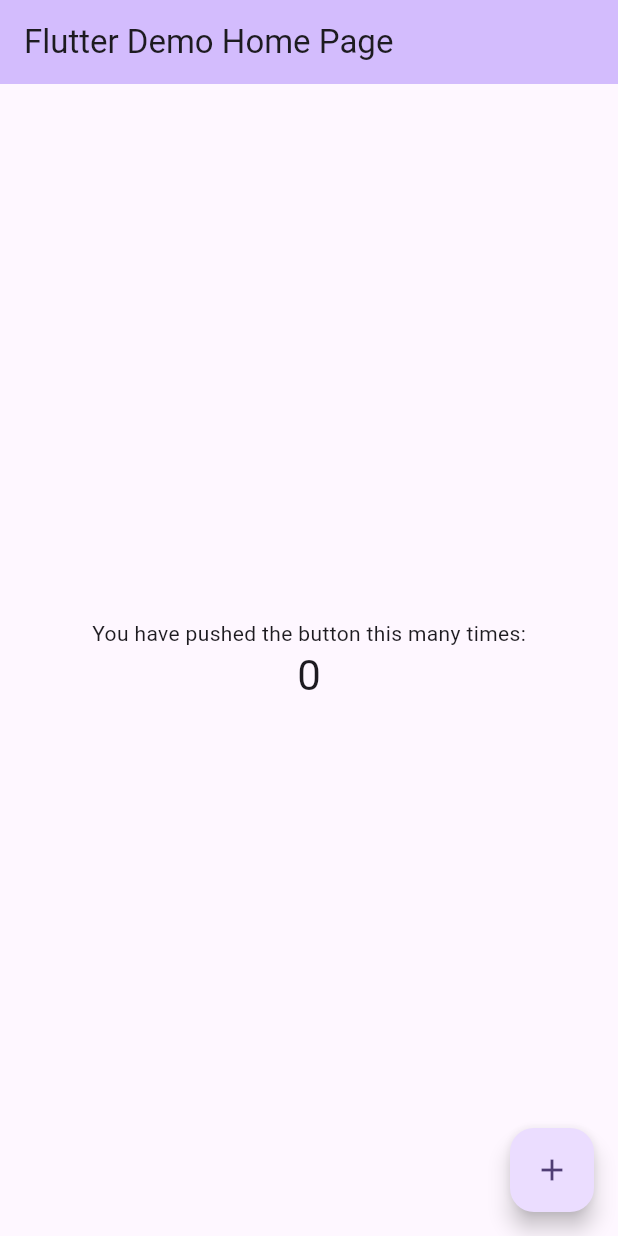
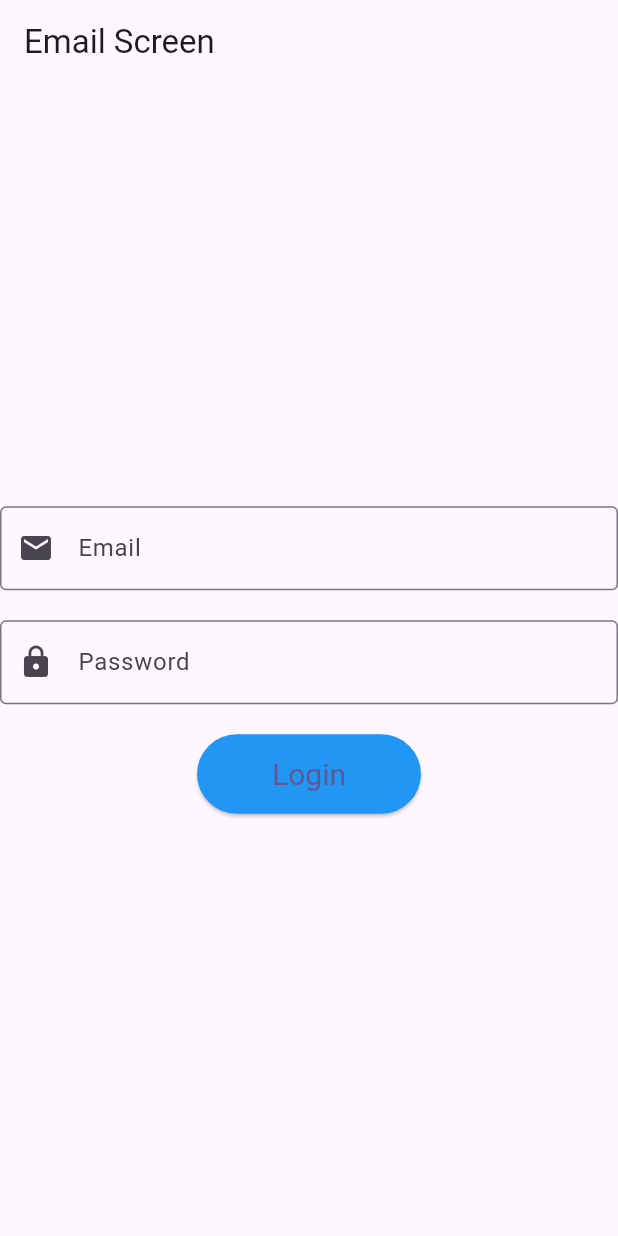
Before and after one commit to MrAzimzadeh/flutter-1-git, a Flutter app: the screen it shows after launch, on a phone screen of 412 x 824 dp. Run offline on Flutter 3.47's test engine with Material 3 defaults, Android fonts, the phone set to English and light mode, and no system bars.

Commit message:
Create Email Screen

```diff
--- a/lib/main.dart
+++ b/lib/main.dart
@@ -1,4 +1,5 @@
 import 'package:flutter/material.dart';
+import 'package:gitlesson/ui/screen/email/email_screen.dart';
 
 void main() {
   runApp(const MyApp());
@@ -16,7 +17,7 @@ class MyApp extends StatelessWidget {
 
         colorScheme: ColorScheme.fromSeed(seedColor: Colors.deepPurple),
       ),
-      home: const MyHomePage(title: 'Flutter Demo Home Page'),
+      home: const EmailScreen(),
     );
   }
 }
--- /dev/null
+++ b/lib/ui/screen/email/email_screen.dart
@@ -0,0 +1,53 @@
+import 'package:flutter/material.dart';
+
+class EmailScreen extends StatelessWidget {
+  const EmailScreen({super.key});
+
+  @override
+  Widget build(BuildContext context) {
+    return Scaffold(
+      appBar: AppBar(
+        title: const Text('Email Screen'),
+      ),
+      body: Center(
+        child: Column(
+          mainAxisAlignment: MainAxisAlignment.center,
+          children: [
+            TextField(
+              decoration: InputDecoration(
+                labelText: 'Email',
+                border: OutlineInputBorder(),
+                prefixIcon: Icon(Icons.email),
+              )
+            ),
+            SizedBox(height: 20),
+            TextField(
+              decoration: InputDecoration(
+                labelText: 'Password',
+                border: OutlineInputBorder(),
+                prefixIcon: Icon(Icons.lock),
+              ),
+              obscureText: true,
+            ),
+            SizedBox(height: 20),
+            ElevatedButton(
+              onPressed: () {
+              },
+              child: Text('Login',
+              style: TextStyle(fontSize: 20),),
+              style: ElevatedButton.styleFrom(
+                padding: EdgeInsets.symmetric(horizontal: 50, vertical: 15),
+                shape: RoundedRectangleBorder(
+                  borderRadius: BorderRadius.circular(30),
+                ),
+                backgroundColor: Colors.blue,
+                textStyle: TextStyle(fontSize: 20
+              ),
+            ),
+            ),
+          ]
+        ),
+      ),
+    );
+  }
+}
```
Also changed, not shown: 2 other files.
